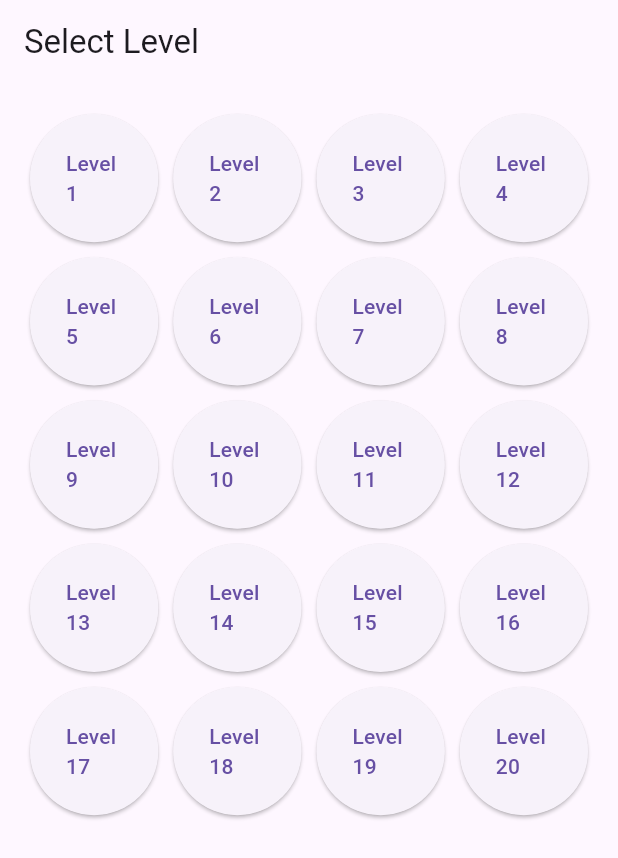
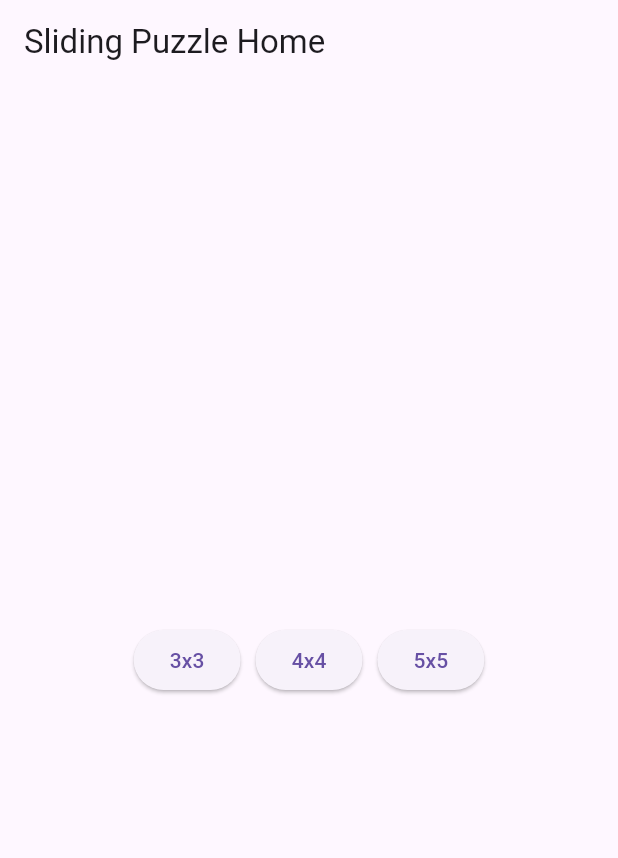
Before and after one commit to kavindu97/slide_puzzle, a Flutter app: the screen it shows after launch, on a phone screen of 412 x 824 dp. Shown: the top 858 px of the screen. Run offline on Flutter 3.47's test engine with Material 3 defaults, Android fonts, the phone set to English and light mode, and no system bars.

Commit message:
added difficulty level screen

```diff
--- /dev/null
+++ b/lib/screens/difficulty_level_screen.dart
@@ -0,0 +1,54 @@
+import 'package:flutter/material.dart';
+import 'level_select_screen.dart';
+
+class DifficultyLevelScreen extends StatelessWidget {
+  const DifficultyLevelScreen({super.key});
+
+  @override
+  Widget build(BuildContext context) {
+    return Scaffold(
+      appBar: AppBar(title: const Text('Sliding Puzzle Home')),
+      body: Center(
+        child: SingleChildScrollView(
+          scrollDirection: Axis.horizontal,
+          padding: const EdgeInsets.symmetric(horizontal: 16, vertical: 24),
+          child: Row(
+            children: [
+              ElevatedButton(
+                onPressed: () {
+                  Navigator.push(
+                    context,
+                    MaterialPageRoute(
+                      builder: (_) => const LevelSelectScreen(),
+                    ),
+                  );
+                },
+                child: const Text('3x3'),
+              ),
+              const SizedBox(width: 10),
+              ElevatedButton(
+                onPressed: () {
+                  // Placeholder for future 4x4 version
+                  ScaffoldMessenger.of(context).showSnackBar(
+                    const SnackBar(content: Text('4x4 coming soon!')),
+                  );
+                },
+                child: const Text('4x4'),
+              ),
+              const SizedBox(width: 10),
+              ElevatedButton(
+                onPressed: () {
+                  // Placeholder for future 5x5 version
+                  ScaffoldMessenger.of(context).showSnackBar(
+                    const SnackBar(content: Text('5x5 coming soon!')),
+                  );
+                },
+                child: const Text('5x5'),
+              ),
+            ],
+          ),
+        ),
+      ),
+    );
+  }
+}
--- a/lib/screens/level_select_screen.dart
+++ b/lib/screens/level_select_screen.dart
@@ -10,9 +10,9 @@
       appBar: AppBar(title: const Text("Select Level")),
       body: GridView.builder(
         padding: const EdgeInsets.all(20),
-        itemCount: 20,
+        itemCount: 100,
         gridDelegate: const SliverGridDelegateWithFixedCrossAxisCount(
-          crossAxisCount: 4,
+          crossAxisCount: 3,
           crossAxisSpacing: 10,
           mainAxisSpacing: 10,
         ),
--- a/lib/screens/splash_screen.dart
+++ b/lib/screens/splash_screen.dart
@@ -1,5 +1,6 @@
 import 'package:flutter/material.dart';
-import 'level_select_screen.dart';
+import 'difficulty_level_screen.dart';
+
 
 class SplashScreen extends StatefulWidget {
   const SplashScreen({super.key});
@@ -25,7 +26,7 @@
     Future.delayed(const Duration(seconds: 3), () {
       Navigator.pushReplacement(
         context,
-        MaterialPageRoute(builder: (_) => const LevelSelectScreen()),
+        MaterialPageRoute(builder: (_) => const DifficultyLevelScreen()),
       );
     });
   }
```
